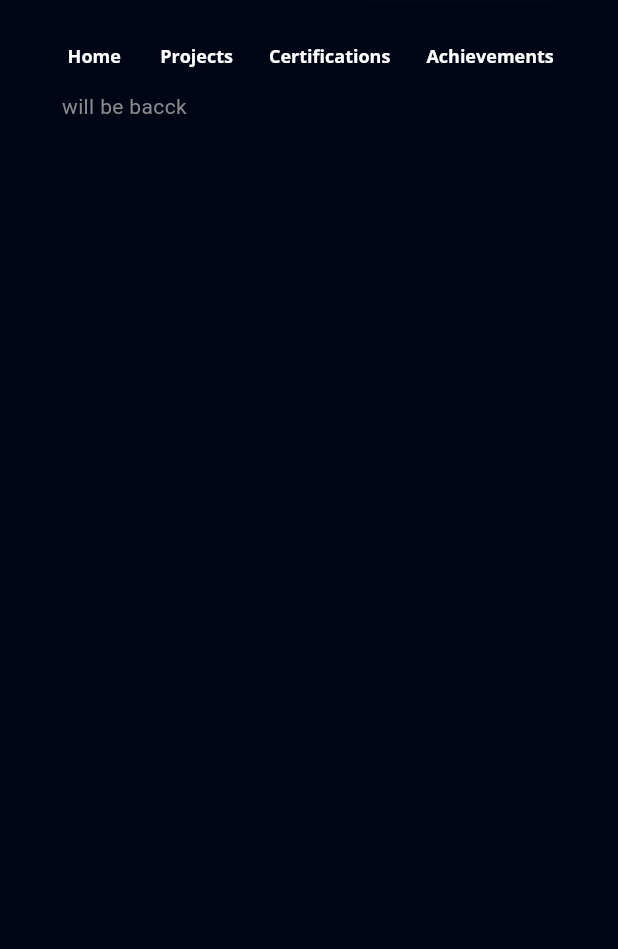
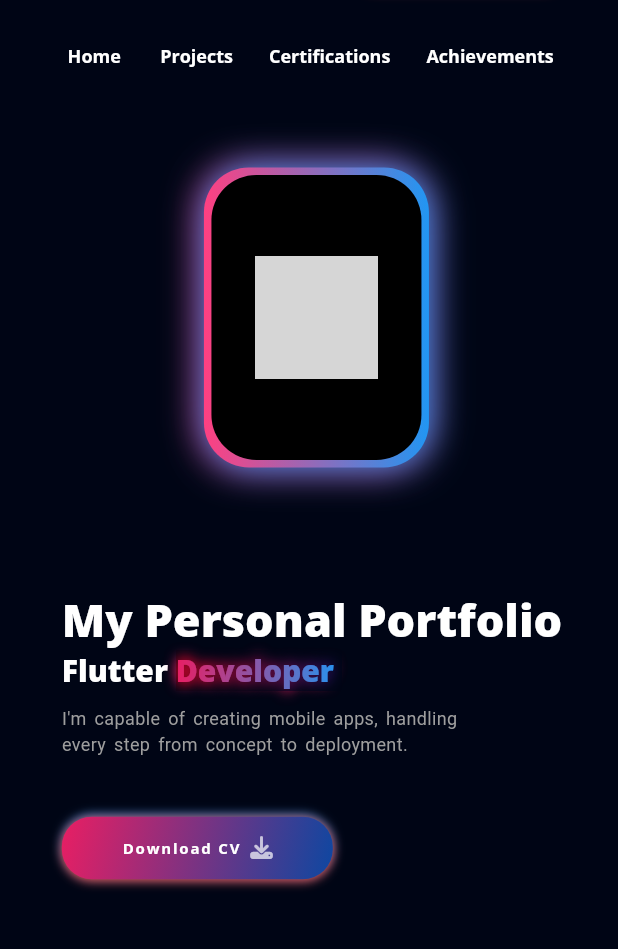
Before and after one commit to Kratosgado/mbeah_online, a Flutter app: the screen it shows after launch, on a phone screen of 412 x 824 dp, the part 116-1065 px from its top. Run offline on Flutter 3.47's test engine with Material 2 defaults, Android fonts, the light colour scheme and no system bars; our stand-ins replace flutter_svg, font_awesome_flutter, google_fonts; grey boxes are pictures that could not be loaded.

Commit message:
add intro body

```diff
--- /dev/null
+++ b/lib/views/intro/components/animated_description_text.dart
@@ -0,0 +1,21 @@
+import 'package:flutter/material.dart';
+import 'package:mbeah_online/view_models/responsive.dart';
+
+class AnimatedDescriptionText extends StatelessWidget {
+  final double start;
+  final double end;
+  const AnimatedDescriptionText({super.key, required this.start, required this.end});
+
+  @override
+  Widget build(BuildContext context) {
+    return TweenAnimationBuilder(
+        tween: Tween(begin: start, end: end),
+        duration: const Duration(milliseconds: 200),
+        builder: (context, value, child) => Text(
+              "I'm capable of creating mobile apps, handling ${Responsive.isLargeMobile(context) ? '\n' : ''}every step from ${!Responsive.isLargeMobile(context) ? '\n' : ''}concept to deployment.",
+              maxLines: 2,
+              overflow: TextOverflow.ellipsis,
+              style: TextStyle(color: Colors.grey, wordSpacing: 2, fontSize: value),
+            ));
+  }
+}
--- /dev/null
+++ b/lib/views/intro/components/animated_subtitle_text.dart
@@ -0,0 +1,31 @@
+import 'package:flutter/material.dart';
+
+class AnimatedSubtitleText extends StatelessWidget {
+  final double start;
+  final double end;
+  final String text;
+  final bool gradient;
+  const AnimatedSubtitleText(
+      {super.key, required this.start, required this.end, required this.text, this.gradient=false,});
+  @override
+  Widget build(BuildContext context) {
+    return TweenAnimationBuilder(
+      tween: Tween(begin: start, end: end),
+      duration: const Duration(milliseconds: 200),
+      builder: (context, value, child) {
+        return Text(
+          text,
+          style: Theme.of(context).textTheme.headlineLarge!.copyWith(
+              color: Colors.white,
+              fontWeight: FontWeight.w900,
+              shadows: gradient? [
+                const Shadow(color: Colors.pink,offset: Offset(0, 2),blurRadius: 10),
+                const Shadow(color: Colors.pink,offset: Offset(0, -2),blurRadius: 10),
+              ] :[] ,
+              height: 0,
+              fontSize: value),
+        );
+      },
+    );
+  }
+}
--- /dev/null
+++ b/lib/views/intro/components/combine_subtitle.dart
@@ -0,0 +1,50 @@
+import 'package:flutter/foundation.dart' show kIsWeb;
+import 'package:flutter/material.dart';
+import 'package:mbeah_online/view_models/responsive.dart';
+import 'package:mbeah_online/views/intro/components/animated_subtitle_text.dart';
+
+class CombineSubtitleText extends StatelessWidget {
+  const CombineSubtitleText({super.key});
+
+  @override
+  Widget build(BuildContext context) {
+    return Row(
+      mainAxisAlignment: MainAxisAlignment.start,
+      children: [
+        const Responsive(
+          desktop: AnimatedSubtitleText(start: 30, end: 40, text: "Flutter "),
+          largeMobile: AnimatedSubtitleText(start: 30, end: 25, text: 'Flutter '),
+          mobile: AnimatedSubtitleText(start: 25, end: 20, text: 'Flutter '),
+          tablet: AnimatedSubtitleText(start: 40, end: 30, text: 'Flutter '),
+        ),
+        (kIsWeb && Responsive.isLargeMobile(context)
+            ? const Responsive(
+                desktop:
+                    AnimatedSubtitleText(start: 30, end: 40, text: 'Developer ', gradient: true),
+                largeMobile:
+                    AnimatedSubtitleText(start: 30, end: 25, text: 'Developer ', gradient: true),
+                mobile:
+                    AnimatedSubtitleText(start: 25, end: 20, text: 'Developer ', gradient: true),
+                tablet:
+                    AnimatedSubtitleText(start: 40, end: 30, text: 'Developer ', gradient: true),
+              )
+            : ShaderMask(
+                shaderCallback: ((bounds) => const LinearGradient(colors: [
+                      Colors.pink,
+                      Colors.blue,
+                    ]).createShader(bounds)),
+                child: const Responsive(
+                  desktop:
+                      AnimatedSubtitleText(start: 30, end: 40, text: 'Developer ', gradient: false),
+                  largeMobile:
+                      AnimatedSubtitleText(start: 30, end: 25, text: 'Developer ', gradient: false),
+                  mobile:
+                      AnimatedSubtitleText(start: 25, end: 20, text: 'Developer ', gradient: true),
+                  tablet:
+                      AnimatedSubtitleText(start: 40, end: 30, text: 'Developer ', gradient: false),
+                ),
+              )),
+      ],
+    );
+  }
+}
--- /dev/null
+++ b/lib/views/intro/components/download_button.dart
@@ -0,0 +1,49 @@
+import 'package:flutter/material.dart';
+import 'package:font_awesome_flutter/font_awesome_flutter.dart';
+import 'package:url_launcher/url_launcher.dart';
+
+import '../../../constants.dart';
+
+class DownloadButton extends StatelessWidget {
+  const DownloadButton({super.key});
+  @override
+  Widget build(BuildContext context) {
+    return InkWell(
+      onTap: () {
+        launchUrl(Uri.parse('https://drive.google.com/file/d/10hd-gzWqNd8be6CVXx5C3yFy4ewyS3uq/view?usp=drive_link'));
+      },
+      child: Container(
+        alignment: Alignment.center,
+        padding: const EdgeInsets.symmetric(vertical: defaultPadding/1.5,horizontal: defaultPadding*2),
+        decoration: BoxDecoration(
+          borderRadius: BorderRadius.circular(20),
+            boxShadow:const [
+              BoxShadow(color: Colors.blue,offset: Offset(0, -1),blurRadius: 5),
+              BoxShadow(color: Colors.red,offset: Offset(0, 1),blurRadius: 5),
+            ],
+          gradient: LinearGradient(
+              begin: Alignment.topLeft,
+              end: Alignment.bottomRight,
+              colors: [
+                Colors.pink,
+                Colors.blue.shade900,
+              ]),
+        ),
+        child: Row(
+          children: [
+            Text(
+              'Download CV',
+              style: Theme.of(context).textTheme.labelSmall!.copyWith(
+                  color: Colors.white,
+                  letterSpacing: 1.2,
+                  fontWeight: FontWeight.bold),
+            ),
+            const SizedBox(width: defaultPadding/3,),
+            const Icon(FontAwesomeIcons.download,color: Colors.white70,size: 15,)
+
+          ],
+        ),
+      ),
+    );
+  }
+}
--- /dev/null
+++ b/lib/views/intro/components/headline_text.dart
@@ -0,0 +1,22 @@
+import 'package:flutter/material.dart';
+
+class HeadLineText extends StatelessWidget {
+  final double start;
+  final double end;
+  const HeadLineText({super.key, required this.start, required this.end});
+
+  @override
+  Widget build(BuildContext context) {
+    return Builder(
+      builder: (context) => TweenAnimationBuilder(
+        tween: Tween(begin: start, end: end),
+        duration: const Duration(milliseconds: 200),
+        builder: (context, value, child) => Text(
+          'My Personal Portfolio',
+          style: Theme.of(context).textTheme.headlineLarge!.copyWith(
+              color: Colors.white, fontWeight: FontWeight.w900, height: 0, fontSize: value),
+        ),
+      ),
+    );
+  }
+}
--- /dev/null
+++ b/lib/views/intro/components/intro_body.dart
@@ -0,0 +1,75 @@
+import 'package:flutter/foundation.dart';
+import 'package:flutter/material.dart';
+import 'package:mbeah_online/constants.dart';
+import 'package:mbeah_online/view_models/responsive.dart';
+import 'package:mbeah_online/views/intro/components/animated_texts.dart';
+import 'package:mbeah_online/views/intro/components/combine_subtitle.dart';
+import 'package:mbeah_online/views/intro/components/headline_text.dart';
+
+import 'animated_description_text.dart';
+import 'download_button.dart';
+
+class IntroBody extends StatelessWidget {
+  const IntroBody({super.key});
+
+  @override
+  Widget build(BuildContext context) {
+    var size = MediaQuery.sizeOf(context);
+
+    return Row(
+      children: [
+        SingleChildScrollView(
+          child: Column(
+            crossAxisAlignment: CrossAxisAlignment.start,
+            mainAxisAlignment: MainAxisAlignment.center,
+            children: [
+              if (!Responsive.isDesktop(context))
+                SizedBox(
+                  height: size.height * 0.06,
+                ),
+              if (!Responsive.isDesktop(context))
+                Row(
+                  children: [
+                    SizedBox(
+                      width: size.width * 0.23,
+                    ),
+                    const AnimatedImageContainer(width: 150, height: 200),
+                  ],
+                ),
+              if (!Responsive.isDesktop(context))
+                SizedBox(
+                  height: size.height * 0.1,
+                ),
+              const Responsive(
+                desktop: HeadLineText(start: 40, end: 50),
+                largeMobile: HeadLineText(start: 40, end: 35),
+                mobile: HeadLineText(start: 35, end: 30),
+                tablet: HeadLineText(start: 50, end: 40),
+              ),
+              if (kIsWeb && Responsive.isLargeMobile(context))
+                Container(
+                  height: defaultPadding,
+                  color: Colors.transparent,
+                ),
+              const CombineSubtitleText(),
+              const SizedBox(height: defaultPadding/2,),
+              const Responsive(
+                desktop: AnimatedDescriptionText(start: 14, end: 15),
+                largeMobile: AnimatedDescriptionText(start: 14, end: 12),
+                mobile: AnimatedDescriptionText(start: 14, end: 12),
+                tablet: AnimatedDescriptionText(start: 17, end: 14),
+              ),
+              const SizedBox(
+                height: defaultPadding * 2,
+              ),
+              const DownloadButton(),
+            ],
+          ),
+        ),
+        const Spacer(),
+        if(Responsive.isDesktop(context)) const AnimatedImageContainer(),
+        const Spacer(),
+      ],
+    );
+  }
+}
--- a/lib/views/intro/introduction.dart
+++ b/lib/views/intro/introduction.dart
@@ -1,5 +1,6 @@
 import 'package:flutter/material.dart';
 import 'package:mbeah_online/view_models/responsive.dart';
+import 'package:mbeah_online/views/intro/components/intro_body.dart';
 import 'package:mbeah_online/views/intro/components/side_menu_button.dart';
 import 'package:mbeah_online/views/intro/components/social_media_list.dart';
 
@@ -22,12 +23,12 @@ class Introduction extends StatelessWidget {
             width: MediaQuery.sizeOf(context).width * 0.02,
           ),
           if (!Responsive.isLargeMobile(context)) const SocialMediaIconList(),
-            SizedBox(
-              width: MediaQuery.sizeOf(context).width * 0.07,
-            ),
+          SizedBox(
+            width: MediaQuery.sizeOf(context).width * 0.07,
+          ),
           const Expanded(
-              //TODO: Introbody()
-              child: Text("will be bacck"))
+            child: IntroBody(),
+          ),
         ],
       ),
     );
```
